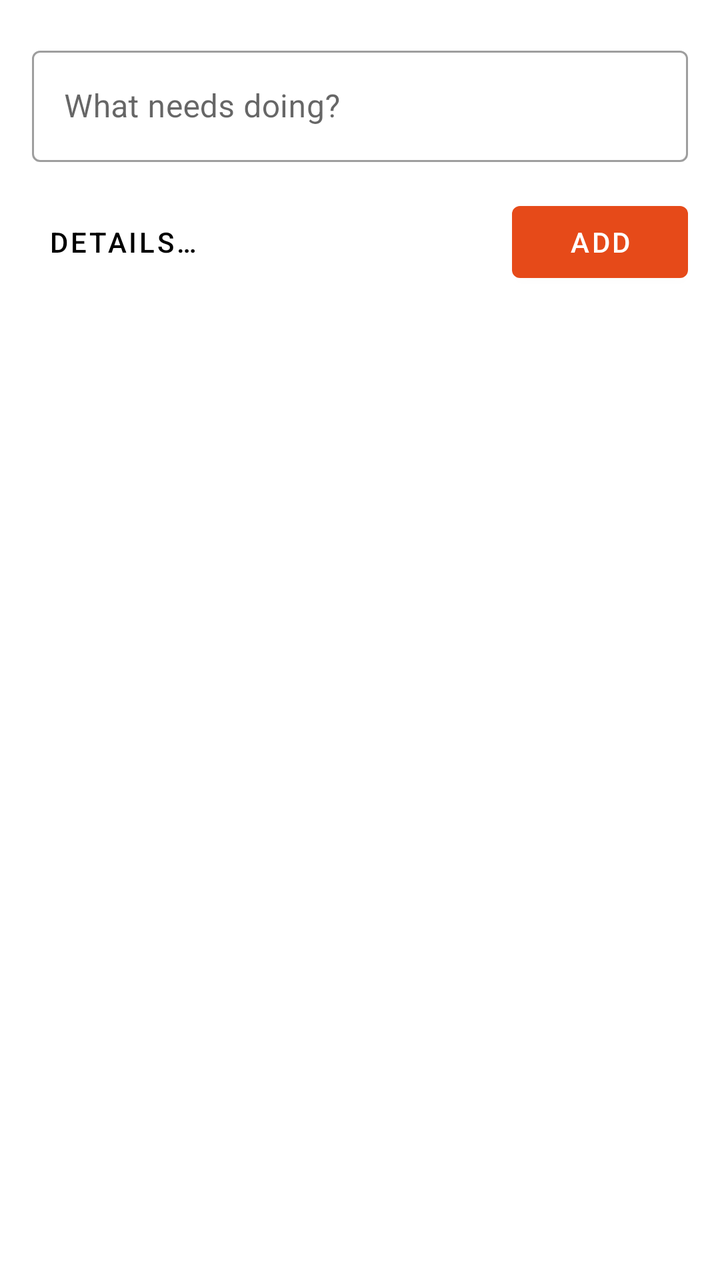
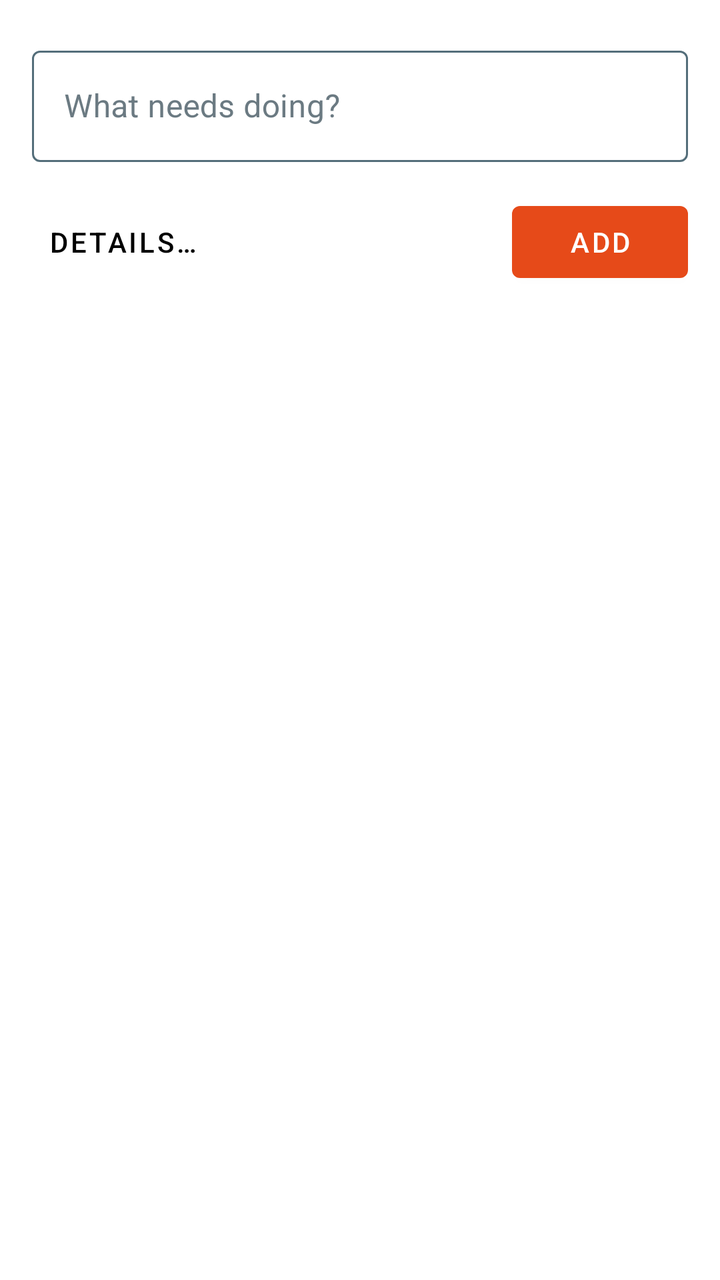

The first picture is an Android layout as it rendered before a commit; the second is the same layout after the commit. The layout source and the unified diff follow.
<!-- AndroidManifest.xml: application theme Theme.Kotodo -->
<!-- res/layout/sheet_quick_add.xml -->
<?xml version="1.0" encoding="utf-8"?>
<LinearLayout xmlns:android="http://schemas.android.com/apk/res/android"
    xmlns:app="http://schemas.android.com/apk/res-auto"
    android:layout_width="match_parent"
    android:layout_height="wrap_content"
    android:orientation="vertical"
    android:paddingStart="16dp"
    android:paddingTop="20dp"
    android:paddingEnd="16dp"
    android:paddingBottom="12dp">

    <com.google.android.material.textfield.TextInputLayout
        android:id="@+id/layout_quick_title"
        style="@style/Widget.MaterialComponents.TextInputLayout.OutlinedBox"
        android:layout_width="match_parent"
        android:layout_height="wrap_content"
        android:hint="@string/quick_add_hint">

        <com.google.android.material.textfield.TextInputEditText
            android:id="@+id/input_quick_title"
            android:layout_width="match_parent"
            android:layout_height="wrap_content"
            android:imeOptions="actionDone"
            android:inputType="textCapSentences"
            android:maxLines="1" />
    </com.google.android.material.textfield.TextInputLayout>

    <HorizontalScrollView
        android:layout_width="match_parent"
        android:layout_height="wrap_content"
        android:layout_marginTop="12dp"
        android:scrollbars="none">

        <com.google.android.material.chip.ChipGroup
            android:id="@+id/chips_quick_when"
            android:layout_width="wrap_content"
            android:layout_height="wrap_content"
            app:selectionRequired="true"
            app:singleLine="true"
            app:singleSelection="true" />
    </HorizontalScrollView>

    <HorizontalScrollView
        android:layout_width="match_parent"
        android:layout_height="wrap_content"
        android:scrollbars="none">

        <com.google.android.material.chip.ChipGroup
            android:id="@+id/chips_quick_priority"
            android:layout_width="wrap_content"
            android:layout_height="wrap_content"
            app:selectionRequired="true"
            app:singleLine="true"
            app:singleSelection="true" />
    </HorizontalScrollView>

    <LinearLayout
        android:layout_width="match_parent"
        android:layout_height="wrap_content"
        android:layout_marginTop="4dp"
        android:gravity="center_vertical"
        android:orientation="horizontal">

        <com.google.android.material.button.MaterialButton
            android:id="@+id/button_quick_details"
            style="@style/Widget.Kotodo.Button.Text"
            android:layout_width="wrap_content"
            android:layout_height="wrap_content"
            android:text="@string/quick_add_details" />

        <Space
            android:layout_width="0dp"
            android:layout_height="0dp"
            android:layout_weight="1" />

        <com.google.android.material.button.MaterialButton
            android:id="@+id/button_quick_add"
            style="@style/Widget.Kotodo.Button.Primary"
            android:layout_width="wrap_content"
            android:layout_height="wrap_content"
            android:text="@string/quick_add_submit" />
    </LinearLayout>
</LinearLayout>
<!-- resources referenced by this layout -->
<resources>
  <string name="quick_add_details">Details…</string>
  <string name="quick_add_hint">What needs doing?</string>
  <string name="quick_add_submit">Add</string>
  <style name="Widget.Kotodo.Button.Primary" parent="Widget.MaterialComponents.Button">
          <item name="backgroundTint">?attr/colorSecondary</item>
          <item name="android:textColor">?attr/colorOnSecondary</item>
      </style>
  <style name="Widget.Kotodo.Button.Text" parent="Widget.MaterialComponents.Button.TextButton">
          <item name="android:textColor">?attr/colorOnSurface</item>
          <item name="rippleColor">?attr/colorOnSurface</item>
          <item name="iconTint">?attr/colorOnSurface</item>
      </style>
  <style name="Theme.Kotodo" parent="Theme.MaterialComponents.DayNight.DarkActionBar">
          
          <item name="colorPrimary">@color/slate_600</item>
          <item name="colorPrimaryVariant">@color/slate_800</item>
          <item name="colorOnPrimary">@color/white</item>
          
          <item name="colorSecondary">@color/vermilion_600</item>
          <item name="colorSecondaryVariant">@color/vermilion_700</item>
          <item name="colorOnSecondary">@color/white</item>
          
          <item name="android:statusBarColor">?attr/colorPrimaryVariant</item>
          
          <item name="alertDialogTheme">@style/Theme.Kotodo.AlertDialog</item>
          <item name="materialAlertDialogTheme">@style/Theme.Kotodo.AlertDialog</item>
          <item name="materialCalendarTheme">@style/ThemeOverlay.Kotodo.MaterialCalendar</item>
          <item name="materialTimePickerTheme">@style/ThemeOverlay.Kotodo.MaterialTimePicker</item>
      </style>
  <color name="slate_600">#FF37474F</color>
  <color name="slate_800">#FF263238</color>
  <color name="white">#FFFFFFFF</color>
  <color name="vermilion_600">#FFE64A19</color>
  <color name="vermilion_700">#FFC63D14</color>
  <style name="Theme.Kotodo.AlertDialog" parent="ThemeOverlay.MaterialComponents.Dialog.Alert">
          <item name="colorPrimary">?attr/colorSecondary</item>
          <item name="colorAccent">?attr/colorSecondary</item>
          <item name="buttonBarPositiveButtonStyle">@style/Widget.Kotodo.DialogButton</item>
          <item name="buttonBarNegativeButtonStyle">@style/Widget.Kotodo.DialogButton</item>
          <item name="buttonBarNeutralButtonStyle">@style/Widget.Kotodo.DialogButton</item>
      </style>
  <style name="ThemeOverlay.Kotodo.MaterialCalendar" parent="ThemeOverlay.MaterialComponents.MaterialCalendar">
          <item name="colorPrimary">?attr/colorSecondary</item>
          <item name="colorOnPrimary">?attr/colorOnSecondary</item>
          <item name="buttonBarPositiveButtonStyle">@style/Widget.Kotodo.DialogButton</item>
          <item name="buttonBarNegativeButtonStyle">@style/Widget.Kotodo.DialogButton</item>
      </style>
  <style name="ThemeOverlay.Kotodo.MaterialTimePicker" parent="ThemeOverlay.MaterialComponents.TimePicker">
          <item name="colorPrimary">?attr/colorSecondary</item>
          <item name="colorOnPrimary">?attr/colorOnSecondary</item>
          <item name="buttonBarPositiveButtonStyle">@style/Widget.Kotodo.DialogButton</item>
          <item name="buttonBarNegativeButtonStyle">@style/Widget.Kotodo.DialogButton</item>
      </style>
  <style name="Widget.Kotodo.DialogButton" parent="Widget.MaterialComponents.Button.TextButton.Dialog">
          <item name="android:textColor">?attr/colorSecondary</item>
      </style>
</resources>

<!-- the commit's change to res/layout/sheet_quick_add.xml (unified diff, before → after) -->
@@ -11,7 +11,7 @@
 
     <com.google.android.material.textfield.TextInputLayout
         android:id="@+id/layout_quick_title"
-        style="@style/Widget.MaterialComponents.TextInputLayout.OutlinedBox"
+        style="@style/Widget.Kotodo.TextInputLayout.OutlinedBox"
         android:layout_width="match_parent"
         android:layout_height="wrap_content"
         android:hint="@string/quick_add_hint">
<!-- resource entries referenced after the edit -->
@@ -12,6 +12,11 @@
           <item name="rippleColor">?attr/colorOnSurface</item>
           <item name="iconTint">?attr/colorOnSurface</item>
       </style>
+  <style name="Widget.Kotodo.TextInputLayout.OutlinedBox" parent="Widget.MaterialComponents.TextInputLayout.OutlinedBox">
+          <item name="boxStrokeColor">@color/text_input_stroke</item>
+          <item name="hintTextColor">?attr/colorSecondary</item>
+          <item name="android:textColorHint">@color/meta_text</item>
+      </style>
   <style name="Theme.Kotodo" parent="Theme.MaterialComponents.DayNight.DarkActionBar">
           
           <item name="colorPrimary">@color/slate_600</item>
@@ -24,11 +29,14 @@
           
           <item name="android:statusBarColor">?attr/colorPrimaryVariant</item>
           
+          <item name="colorControlActivated">?attr/colorSecondary</item>
+          <item name="textInputStyle">@style/Widget.Kotodo.TextInputLayout.OutlinedBox</item>
           <item name="alertDialogTheme">@style/Theme.Kotodo.AlertDialog</item>
           <item name="materialAlertDialogTheme">@style/Theme.Kotodo.AlertDialog</item>
           <item name="materialCalendarTheme">@style/ThemeOverlay.Kotodo.MaterialCalendar</item>
           <item name="materialTimePickerTheme">@style/ThemeOverlay.Kotodo.MaterialTimePicker</item>
       </style>
+  <color name="meta_text">#FF6B7A82</color>
   <color name="slate_600">#FF37474F</color>
   <color name="slate_800">#FF263238</color>
   <color name="white">#FFFFFFFF</color>
